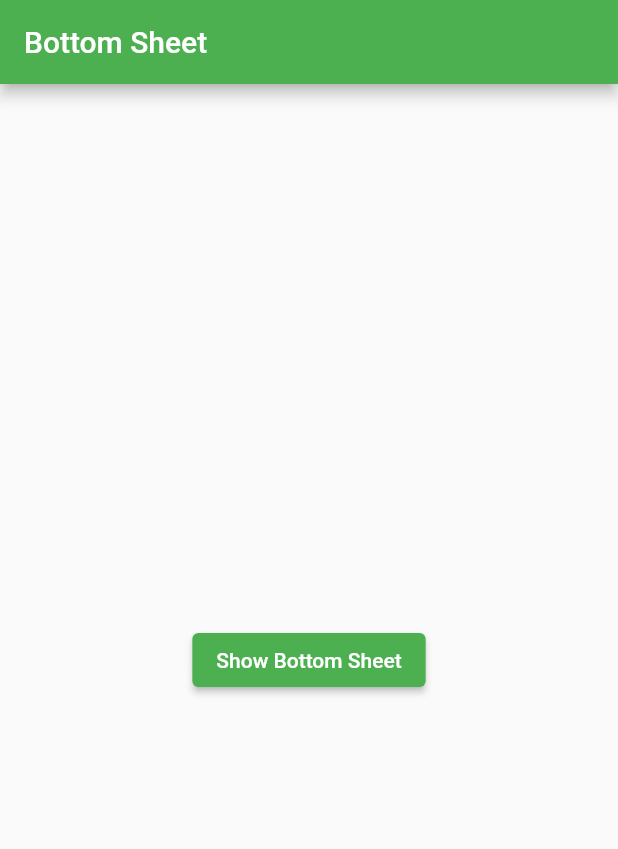
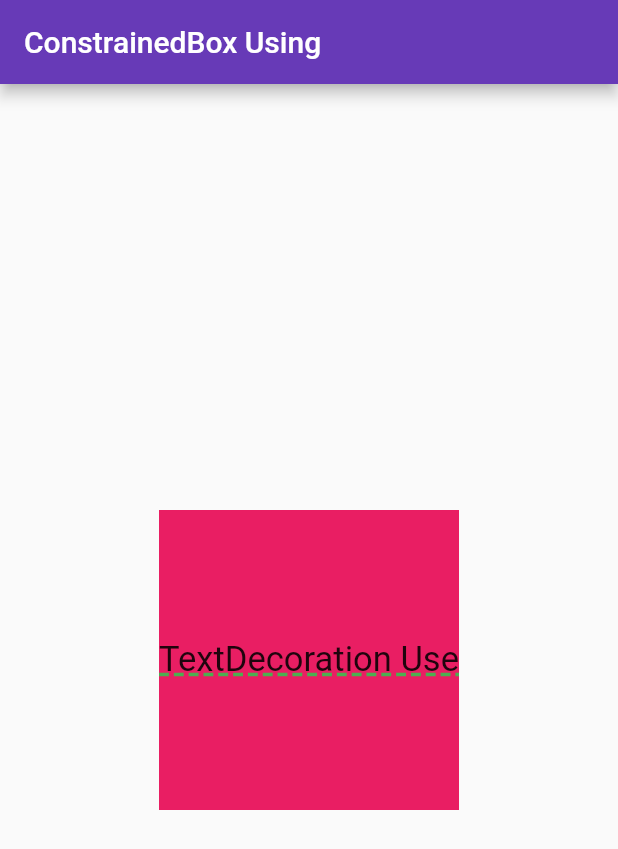
Before and after one commit to mdsomad/flutter_widgets, a Flutter app: the screen it shows after launch, on a phone screen of 412 x 824 dp. Shown: the top 849 px of the screen. Run offline on Flutter 3.47's test engine with Material 2 defaults, Android fonts, the phone set to English and light mode, and no system bars.

Commit message:
ConstrainedBox Use

```diff
--- a/lib/Bottom_Sheet.dart
+++ /dev/null
@@ -1,69 +0,0 @@
-import 'package:flutter/material.dart';
-
-class Bottom_Sheet extends StatefulWidget {
-  const Bottom_Sheet({Key? key}) : super(key: key);
-
-  @override
-  State<Bottom_Sheet> createState() => _Bottom_SheetState();
-}
-
-class _Bottom_SheetState extends State<Bottom_Sheet> {
-  @override
-  Widget build(BuildContext context) {
-    return Scaffold(
-      appBar: AppBar(
-        title: Text("Bottom Sheet"),
-      ),
-
-
-      body: Container(
-          child: Builder(
-              builder: ((context) => Center(
-                    child: ElevatedButton(
-                        onPressed: () {
-                          showModalBottomSheet(
-                              backgroundColor: Colors.pink[100],
-                              context: context,
-                              builder: (BuildContext mContext) {
-                                return Container(
-                                  child: Wrap(
-                                    children: [
-                                      new ListTile(
-                                        onTap: (() {
-                                          print("Click Home");
-                                        }),
-                                        leading: Icon(Icons.home),
-                                        title: Text("Home"),
-                                      ),
-                                      new ListTile(
-                                        onTap: (() {
-                                          print("Click bookmark");
-                                        }),
-                                        leading: Icon(Icons.bookmark),
-                                        title: Text("Bookmark"),
-                                      ),
-                                      new ListTile(
-                                        onTap: (() {
-                                          Navigator.pop(context);
-                                          print("Click settings");
-                                        }),
-                                        leading: Icon(Icons.settings),
-                                        title: Text("Settings"),
-                                      ),
-                                      new ListTile(
-                                        onTap: (() {
-                                          print("Click logout");
-                                        }),
-                                        leading: Icon(Icons.logout),
-                                        title: Text("Logout"),
-                                      ),
-                                    ],
-                                  ),
-                                );
-                              });
-                        },
-                        child: Text("Show Bottom Sheet")),
-                  )))),
-    );
-  }
-}
--- /dev/null
+++ b/lib/home_page.dart
@@ -0,0 +1,45 @@
+// ignore_for_file: prefer_const_constructors
+import 'dart:ui';
+
+import 'package:flutter/material.dart';
+
+class HomePage extends StatelessWidget {
+  const HomePage({Key? key}) : super(key: key);
+
+  @override
+  Widget build(BuildContext context) {
+    return Scaffold(
+      appBar: AppBar(
+        title: Text("ConstrainedBox Using"),
+      ),
+      body: Center(
+        child: ConstrainedBox(
+          constraints: BoxConstraints(
+              maxHeight: 200.0,
+              minHeight: 150.0,
+              maxWidth: 200.0,
+              minWidth: 150.0),
+
+          child: Container(
+            height: 300.0,
+            width: 300.0,
+            color: Colors.pink,
+
+            child: Center(
+                child: FittedBox(
+                  child: Text(
+                              "TextDecoration Use",
+                              style: TextStyle(
+                    fontSize: 50,
+                    decoration: TextDecoration.underline,
+                    decorationColor: Colors.green,
+                    decorationThickness: 2.0,                      // <-- TextDecoration Use
+                    decorationStyle: TextDecorationStyle.dashed),
+                            ),
+                )),
+          ),
+        ),
+      ),
+    );
+  }
+}
--- a/lib/main.dart
+++ b/lib/main.dart
@@ -1,11 +1,11 @@
 // ignore_for_file: prefer_const_constructors
 import 'package:flutter/material.dart';
-import 'package:flutter_widgets/Bottom_Sheet.dart';
+import 'package:flutter_widgets/home_page.dart';
 
 
 
 void main() {
-  runApp(const MyApp());
+  runApp( MyApp());
 }
 
 class MyApp extends StatelessWidget {
@@ -18,13 +18,13 @@ class MyApp extends StatelessWidget {
       title: "Flutter Widgets",
       themeMode: ThemeMode.light,
       theme: ThemeData(
-        primarySwatch: Colors.green
+        primarySwatch: Colors.deepPurple
       ),
 
      darkTheme: ThemeData(
       brightness: Brightness.dark
      ),
-       home: Bottom_Sheet(),
+       home: HomePage(),
     );
   }
 }
```
